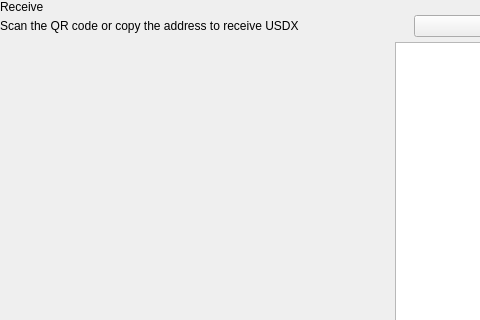
First picture: the form in src/qt/pivx/forms/receivewidget.ui, repository TheCodexBlockchain/advantage, before the edit; both pictures show x 0 to 480 and y 0 to 320 of the 629 by 629 pixel window.
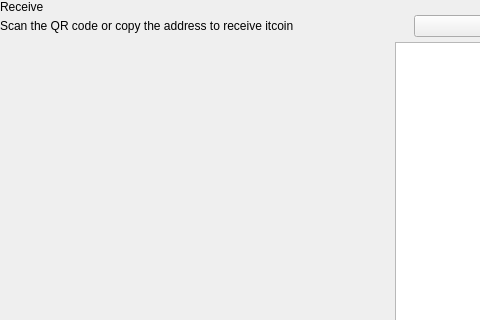
Second picture: the form after the edit. Custom widgets are drawn as their Qt base class.

Commit message: rebrand itcoin

Diff of the .ui file:
```diff
--- a/src/qt/pivx/forms/receivewidget.ui
+++ b/src/qt/pivx/forms/receivewidget.ui
@@ -78,7 +78,7 @@
             <item alignment="Qt::AlignTop">
              <widget class="QLabel" name="labelSubtitle1">
               <property name="text">
-               <string>Scan the QR code or copy the address to receive USDX</string>
+               <string>Scan the QR code or copy the address to receive itcoin</string>
               </property>
              </widget>
             </item>
```
The commit also changes 254 other files.
